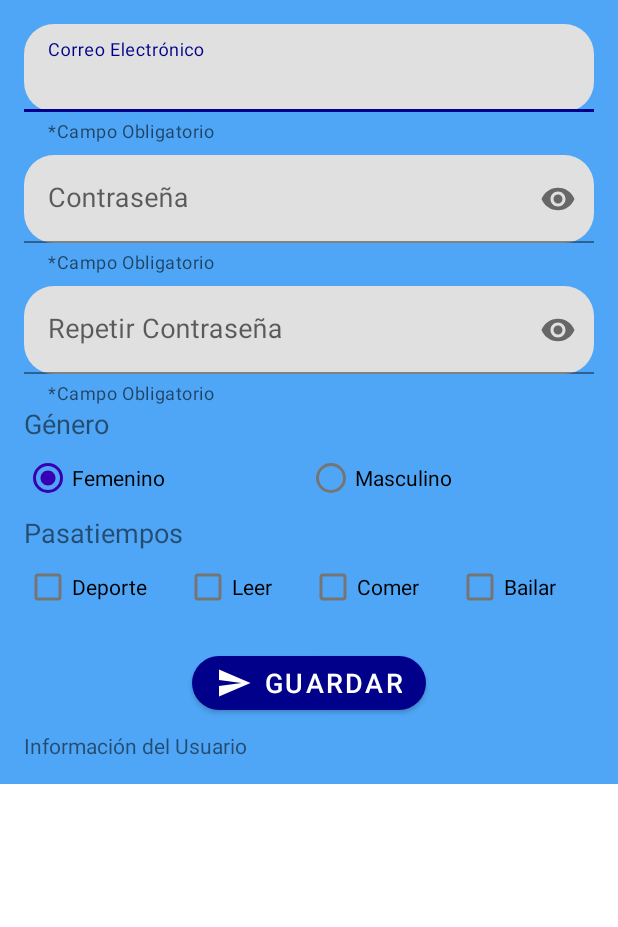
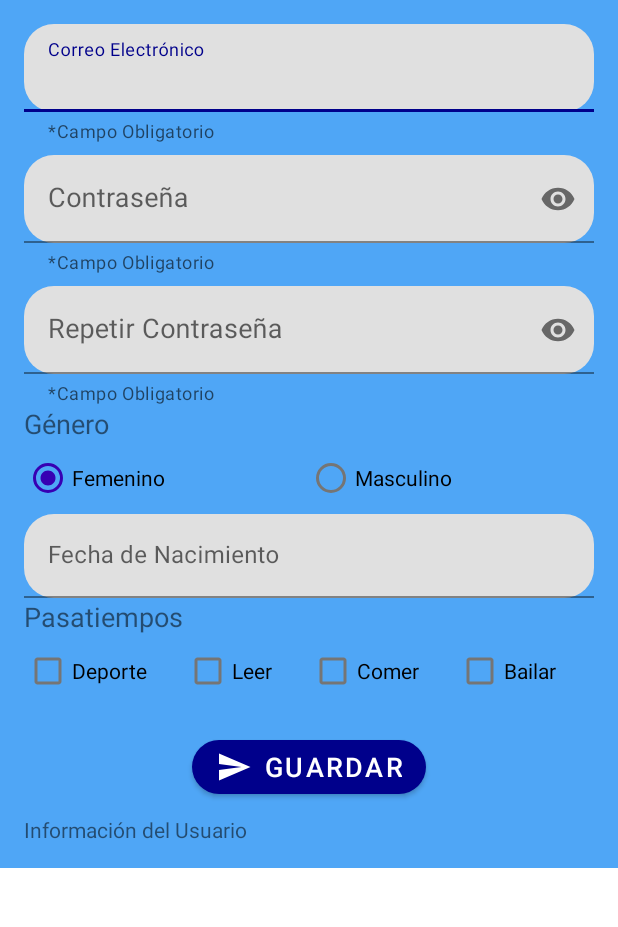
Before and after one commit to JuanRios66/Formulario, an Android app: the screen it shows after launch (MainActivity), on a phone screen of 412 x 824 dp, the part 181-1108 px from its top. Run offline under Robolectric (Android 15) with nearby library versions, the phone set to English and light mode, and no system bars.

Commit message:
Datepicker 1.0

```diff
--- a/app/src/main/res/layout/activity_main.xml
+++ b/app/src/main/res/layout/activity_main.xml
@@ -8,7 +8,7 @@
 
     <LinearLayout
         android:layout_width="match_parent"
-        android:layout_height="match_parent"
+        android:layout_height="wrap_content"
         android:background="#4FA6F6"
         android:orientation="vertical"
         android:padding="16dp"
@@ -112,6 +112,35 @@
                 android:text="@string/male" />
         </RadioGroup>
 
+        <LinearLayout
+            android:id="@+id/date"
+            android:layout_width="match_parent"
+            android:layout_height="match_parent"
+            android:orientation="horizontal">
+
+            <com.google.android.material.textfield.TextInputLayout
+                android:id="@+id/birth"
+                android:layout_width="match_parent"
+                android:layout_height="match_parent"
+                android:clickable="false"
+                android:focusable="false"
+                app:boxCornerRadiusBottomEnd="20dp"
+                app:boxCornerRadiusBottomStart="20dp"
+                app:boxCornerRadiusTopEnd="20dp"
+                app:boxCornerRadiusTopStart="20dp">
+
+                <com.google.android.material.textfield.TextInputEditText
+                    android:id="@+id/date_birth"
+                    android:layout_width="match_parent"
+                    android:layout_height="wrap_content"
+                    android:clickable="true"
+                    android:focusable="false"
+                    android:focusableInTouchMode="false"
+                    android:hint="@string/Datebirth"
+                    android:inputType="date" />
+            </com.google.android.material.textfield.TextInputLayout>
+        </LinearLayout>
+
         <TextView
             android:id="@+id/hobbiestext"
             android:layout_width="match_parent"
--- a/app/src/main/res/values/strings.xml
+++ b/app/src/main/res/values/strings.xml
@@ -8,7 +8,7 @@
     <string name="save">Guardar</string>
     <string name="info">Información del Usuario</string>
     <string name="error">Las contraseñas no coinciden</string>
-    <string name="empty">Debes digitar un Correo Electrónico</string>
+    <string name="empty">Verifica Correo Electrónico y Contraseña</string>
     <string name="genre">Género</string>
     <string name="female">Femenino</string>
     <string name="male">Masculino</string>
@@ -17,5 +17,6 @@
     <string name="Read">Leer</string>
     <string name="Eat">Comer</string>
     <string name="Dance">Bailar</string>
+    <string name="Datebirth">Fecha de Nacimiento</string>
 
 </resources>
```
Also changed, not shown: app/src/main/java/com/juanrios66/formulario/MainActivity.kt (+32 -1 lines).
